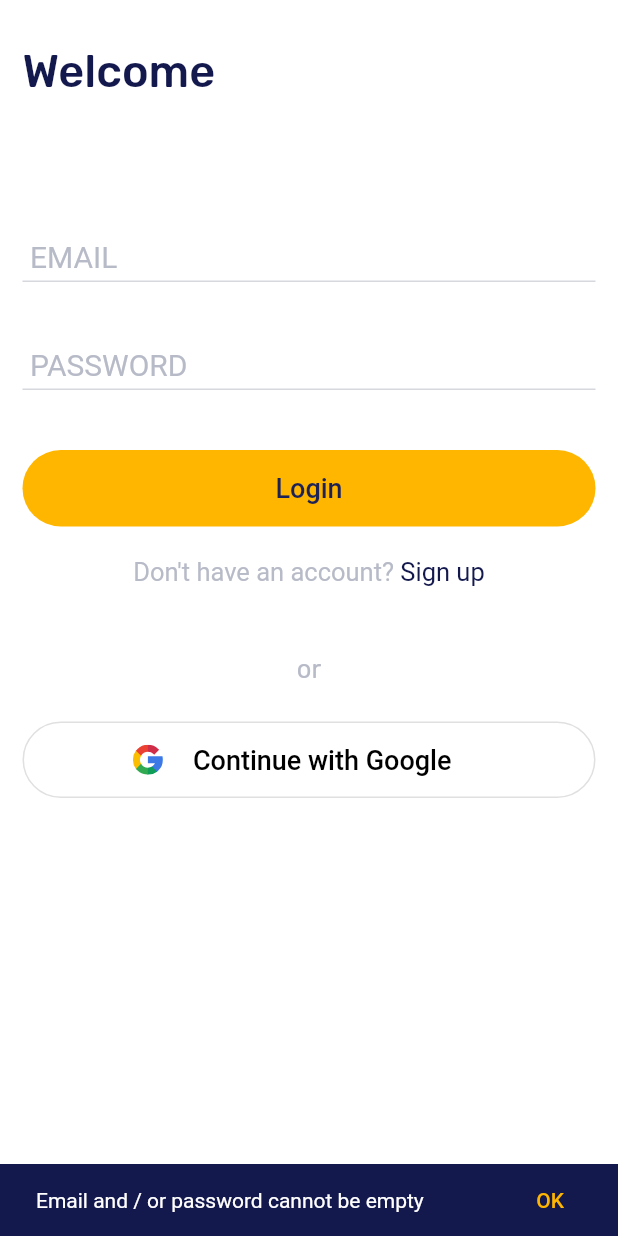
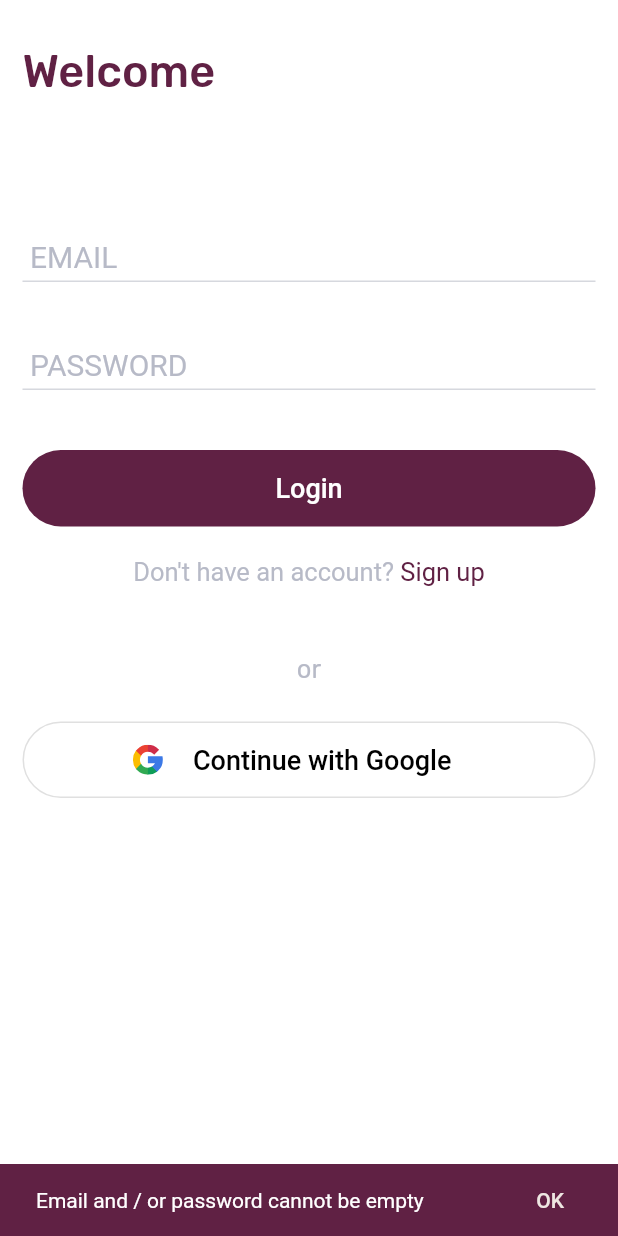
Before and after one commit to PySom/arm_chat, a Flutter app: the screen it shows after launch, after a tap on "Login", on a phone screen of 412 x 824 dp. Run offline on Flutter 3.47's test engine with Material 2 defaults, Android fonts, the phone set to English and light mode, and no system bars; our stand-ins replace cloud_firestore, firebase_analytics, firebase_auth, firebase_messaging, flushbar, flutter_svg and 1 more; accounts and stored records are empty; statements that could not run were skipped.

Commit message:
added custom UI

```diff
--- a/lib/main.dart
+++ b/lib/main.dart
@@ -22,7 +22,7 @@ class MyApp extends StatelessWidget {
         navigatorObservers: [
           FirebaseAnalyticsService.analyticsObserver,
         ],
-        title: 'CrowdExpress',
+        title: 'ARM Chat',
         theme: myThemeData(context),
         initialRoute: SplashScreen.id,
         routes: appRoutes,
--- a/lib/screens/splash_screen.dart
+++ b/lib/screens/splash_screen.dart
@@ -40,7 +40,14 @@ class _SplashScreenState extends State<SplashScreen> {
     return Scaffold(
       backgroundColor: kPrimaryColor,
       body: Center(
-        child: Text('Splash screen'),
+        child: Text(
+          'A R M',
+          style: kDefaultFontStyle.copyWith(
+            color: Colors.white,
+            fontWeight: FontWeight.bold,
+            fontSize: 35,
+          ),
+        ),
       ),
     );
   }
--- a/lib/utils/constants.dart
+++ b/lib/utils/constants.dart
@@ -15,9 +15,9 @@ const String kHeroLocationTag = 'locationTag';
 
 //colors
 const Color kWhiteColor = Colors.white;
-const Color kPrimaryColor = Color(0xFF13184D);
+const Color kPrimaryColor = Color(0xFF602144);
 const Color kTextButtonColor = Color(0xFF1D2256);
-const Color kAccentColor = Color(0xFFFFB600);
+const Color kAccentColor = Color(0xFFEEE7E2);
 const Color kInputBorderColor = Color(0xFFD6D8DE);
 const Color kGreenColor = Color(0xFF00C488);
 const Color kPickupColor = Color(0xFF00D090);
--- a/lib/utils/theme_data.dart
+++ b/lib/utils/theme_data.dart
@@ -36,8 +36,8 @@ ThemeData myThemeData(BuildContext context) {
     textButtonTheme: TextButtonThemeData(
       style: ButtonStyle(
         textStyle: MaterialStateProperty.all(kTextButtonStyle),
-        backgroundColor: MaterialStateProperty.all(kAccentColor),
-        foregroundColor: MaterialStateProperty.all(kTextButtonColor),
+        backgroundColor: MaterialStateProperty.all(kPrimaryColor),
+        foregroundColor: MaterialStateProperty.all(Colors.white),
         minimumSize: MaterialStateProperty.all(kTextButtonSize),
         padding: MaterialStateProperty.all(kButtonPadding),
         shape: MaterialStateProperty.all(
```
Also changed, not shown: lib/models/chat_model.dart (+0 -33 lines), lib/screens/chat_screen.dart (+16 -5 lines), assets/images/arm_logo.png (added), 9 other files.
